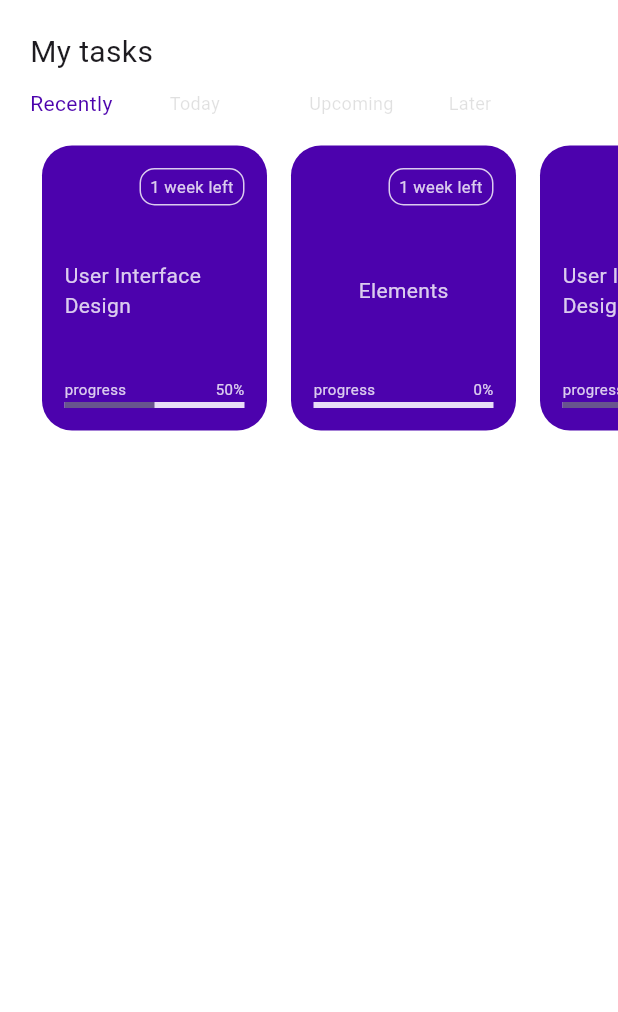
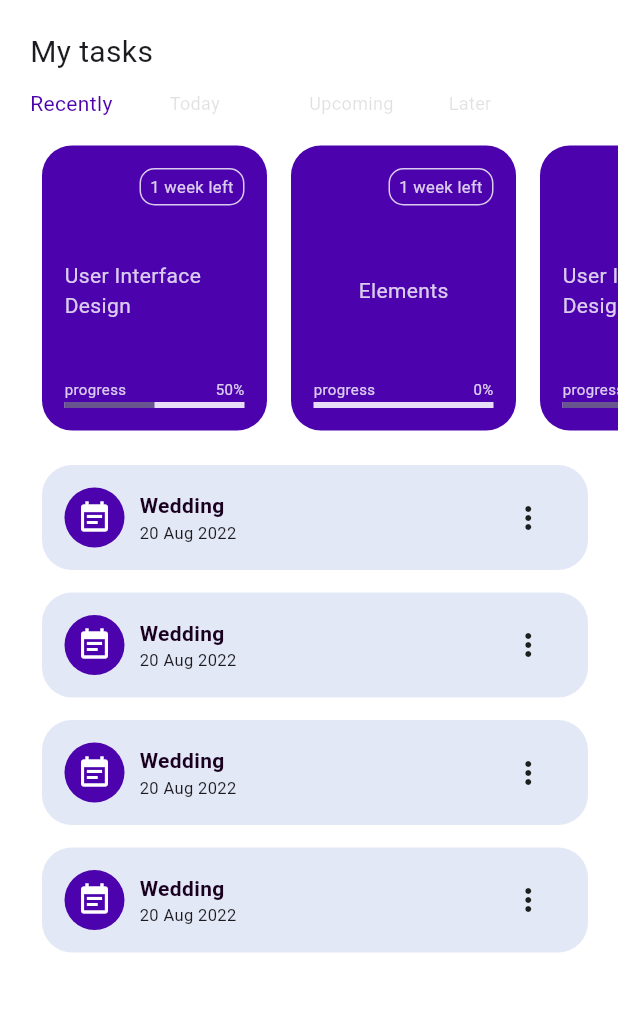
Before and after one commit to hopemadziakapita/Task-management, a Flutter app: the screen it shows after launch, on a phone screen of 412 x 824 dp, the part 135-1147 px from its top. Run offline on Flutter 3.47's test engine with Material 2 defaults, Android fonts, the phone set to English and light mode, and no system bars.

Commit message:
Update Recents.dart

```diff
--- a/lib/pages/Recents.dart
+++ b/lib/pages/Recents.dart
@@ -1,5 +1,6 @@
 import 'package:flutter/material.dart';
 import 'package:interview/widgets/RecentElement.dart';
+import 'package:interview/widgets/RecentItem.dart';
 
 class Recents extends StatelessWidget {
   const Recents({super.key});
@@ -29,6 +30,28 @@ class Recents extends StatelessWidget {
                 ),
               ],
             ),
+          ),
+          const Expanded(
+            child: Column(
+              children: [
+                RecentItem(
+                  title: "Wedding",
+                  date: "20 Aug 2022",
+                ),
+                RecentItem(
+                  title: "Wedding",
+                  date: "20 Aug 2022",
+                ),
+                RecentItem(
+                  title: "Wedding",
+                  date: "20 Aug 2022",
+                ),
+                RecentItem(
+                  title: "Wedding",
+                  date: "20 Aug 2022",
+                ),
+              ],
+            ),
           )
         ],
       ),
```
